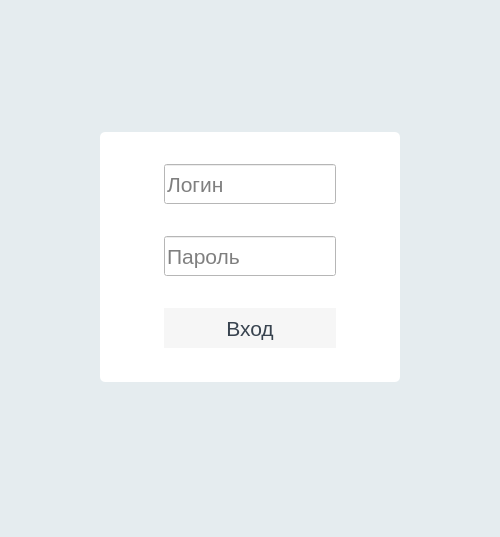
mrEscow/GB_QML, file Input_form_QWidget_with_Animation/MainWindow.ui: the form before one commit.
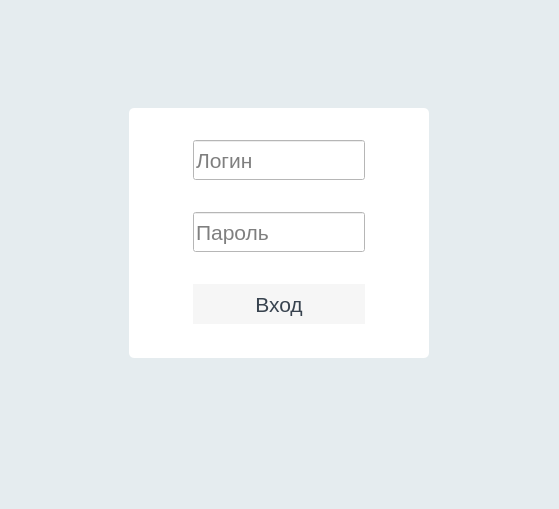
The form after the commit.

Commit message: Create animations for fail and success input

The edit to the form file:
```diff
--- a/Input_form_QWidget_with_Animation/MainWindow.ui
+++ b/Input_form_QWidget_with_Animation/MainWindow.ui
@@ -6,8 +6,8 @@
    <rect>
     <x>0</x>
     <y>0</y>
-    <width>500</width>
-    <height>537</height>
+    <width>559</width>
+    <height>509</height>
    </rect>
   </property>
   <property name="windowTitle">
@@ -17,9 +17,24 @@
    <string notr="true">background: rgb(229, 236, 239)</string>
   </property>
   <widget class="QWidget" name="centralwidget">
-   <layout class="QGridLayout" name="gridLayout">
-    <item row="0" column="0">
-     <widget class="QWidget" name="InputWidget" native="true">
+   <property name="sizePolicy">
+    <sizepolicy hsizetype="Expanding" vsizetype="Preferred">
+     <horstretch>0</horstretch>
+     <verstretch>0</verstretch>
+    </sizepolicy>
+   </property>
+   <property name="layoutDirection">
+    <enum>Qt::LeftToRight</enum>
+   </property>
+   <widget class="QWidget" name="inputWidget" native="true">
+    <property name="geometry">
+     <rect>
+      <x>129</x>
+      <y>108</y>
+      <width>300</width>
+      <height>250</height>
+     </rect>
+    </property>
       <property name="minimumSize">
        <size>
         <width>300</width>
@@ -39,8 +54,8 @@
        </size>
       </property>
       <property name="styleSheet">
-       <string notr="true">QWidget#InputWidget {
-	background: rgb(255, 255, 255);
+     <string notr="true">QWidget#inputWidget {
+	background-color: rgb(255, 255, 255);	
 	border-radius: 5;
 }
 
@@ -159,8 +174,6 @@
        </item>
       </layout>
      </widget>
-    </item>
-   </layout>
   </widget>
   <widget class="QMenuBar" name="menubar">
    <property name="geometry">
```
Left out of the diff: 6 changed lines with no effect on the pictures. Lines whose indentation alone changed are shown as unchanged. The commit also changes 2 other files.
